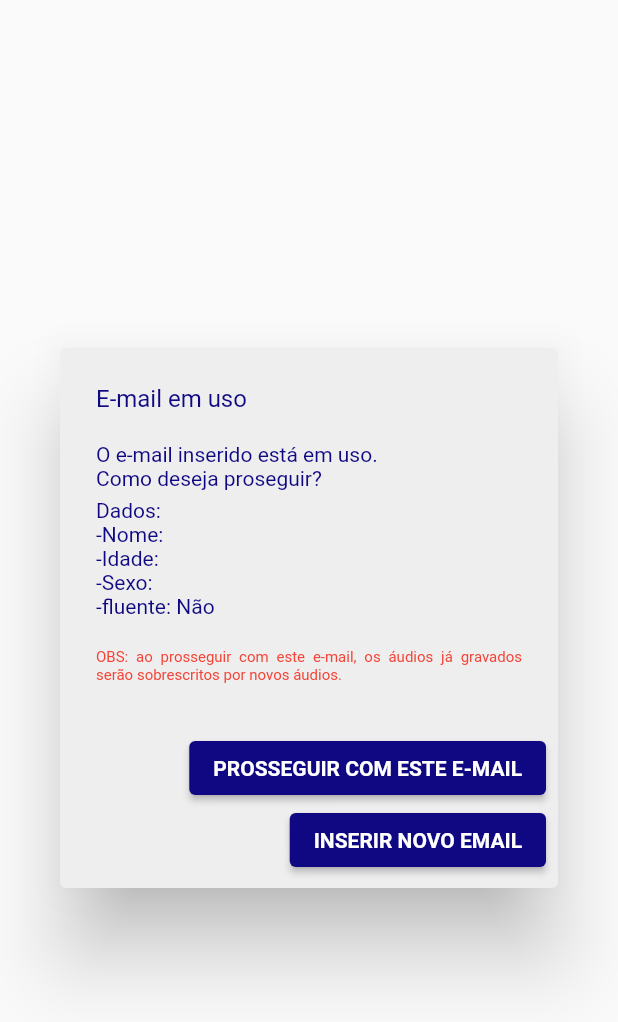
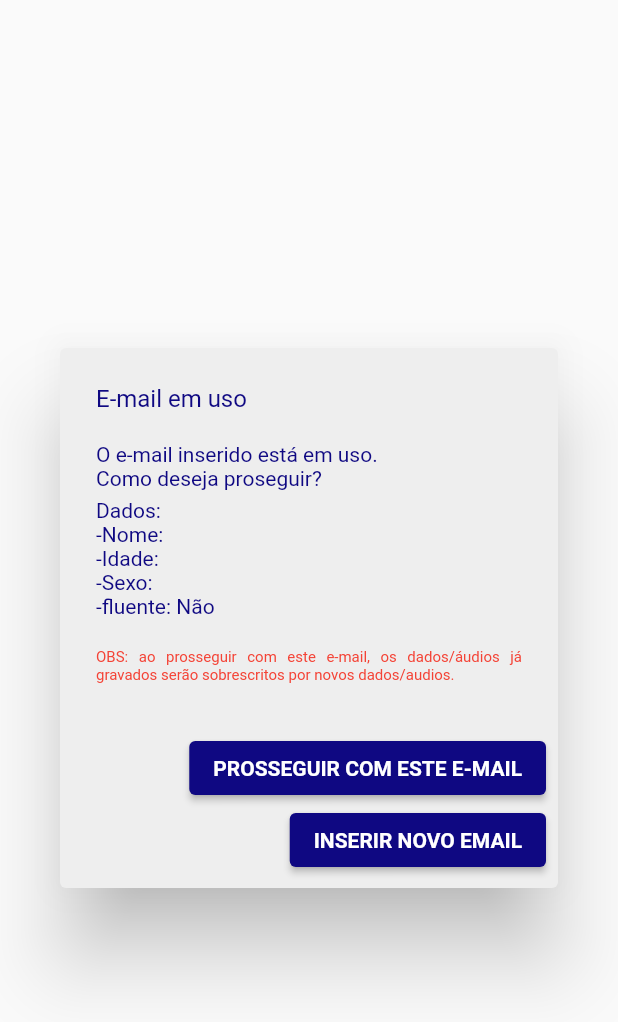
Before and after one commit to rogerio74/AppModeloEntrada, a Flutter app: the UpdateAlertDialog widget shown alone on an empty page, opened directly with empty values, on a phone screen of 412 x 824 dp. Shown: the top 1022 px of the screen. Run offline on Flutter 3.47's test engine with Material 2 defaults, Android fonts, the phone set to English and light mode, and no system bars; our stand-ins replace audioplayers, connectivity, firebase_core, firebase_database, firebase_storage, permission_handler; missing offline and left inert: flutter_sound; accounts and stored records are empty; Roboto replaces fonts that are missing (MochiyPopOne).

Commit message:
Modificando mensagem de observação

```diff
--- a/lib/components/alert_dialog_update.dart
+++ b/lib/components/alert_dialog_update.dart
@@ -39,7 +39,7 @@ class UpdateAlertDialog extends StatelessWidget {
               height: 20,
             ),
             Text(
-              'OBS: ao prosseguir com este e-mail, os áudios já gravados serão sobrescritos por novos áudios.',
+              'OBS: ao prosseguir com este e-mail, os dados/áudios já gravados serão sobrescritos por novos dados/audios.',
               textAlign: TextAlign.justify,
               style: Theme.of(context)
                   .textTheme
```
